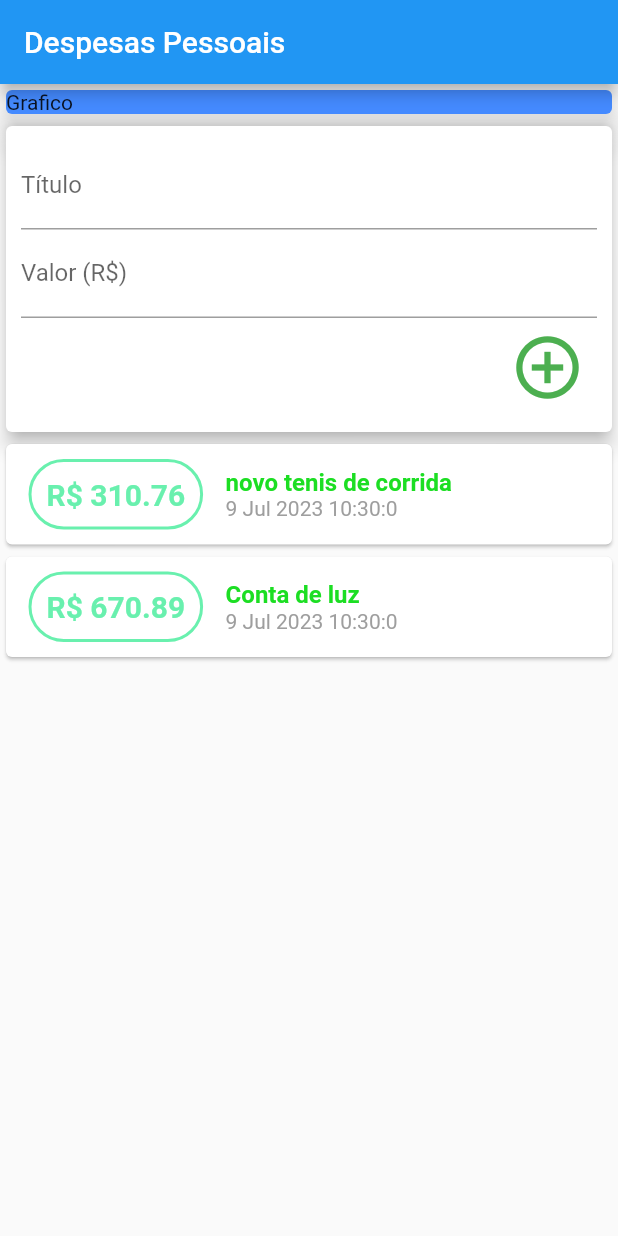
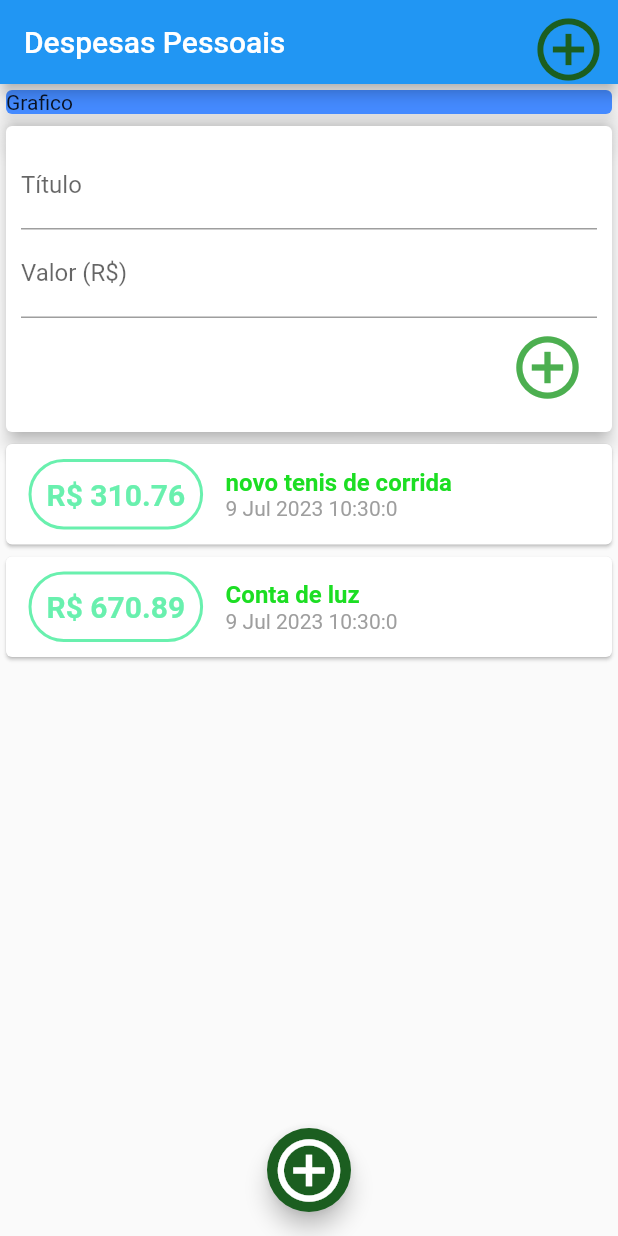
Before and after one commit to CSIRamone/expenses, a Flutter app: the screen it shows after launch, on a phone screen of 412 x 824 dp. Run offline on Flutter 3.47's test engine with Material 2 defaults, Android fonts, the phone set to English and light mode, and no system bars.

Commit message:
adionando botoes de Add

```diff
--- a/lib/main.dart
+++ b/lib/main.dart
@@ -17,6 +17,14 @@ class MyHomePage extends StatelessWidget {
     return Scaffold(
       appBar: AppBar(
         title: const Text("Despesas Pessoais"),
+        actions: [
+          IconButton(
+            onPressed: () {},
+            icon: Icon(Icons.add_circle_outline_outlined),
+            iconSize: 50,
+            color: Colors.green[900],
+          ),
+        ],
       ),
       body: SingleChildScrollView(
         child: Column(
@@ -35,6 +43,15 @@ class MyHomePage extends StatelessWidget {
           ],
         ),
       ),
+      floatingActionButton: FloatingActionButton(
+        onPressed: () {},
+        child: Icon(
+          Icons.add_circle_outline_sharp,
+          size: 50,
+        ),
+        backgroundColor: Colors.green[900],
+      ),
+      floatingActionButtonLocation: FloatingActionButtonLocation.centerFloat,
     );
   }
 }
```
